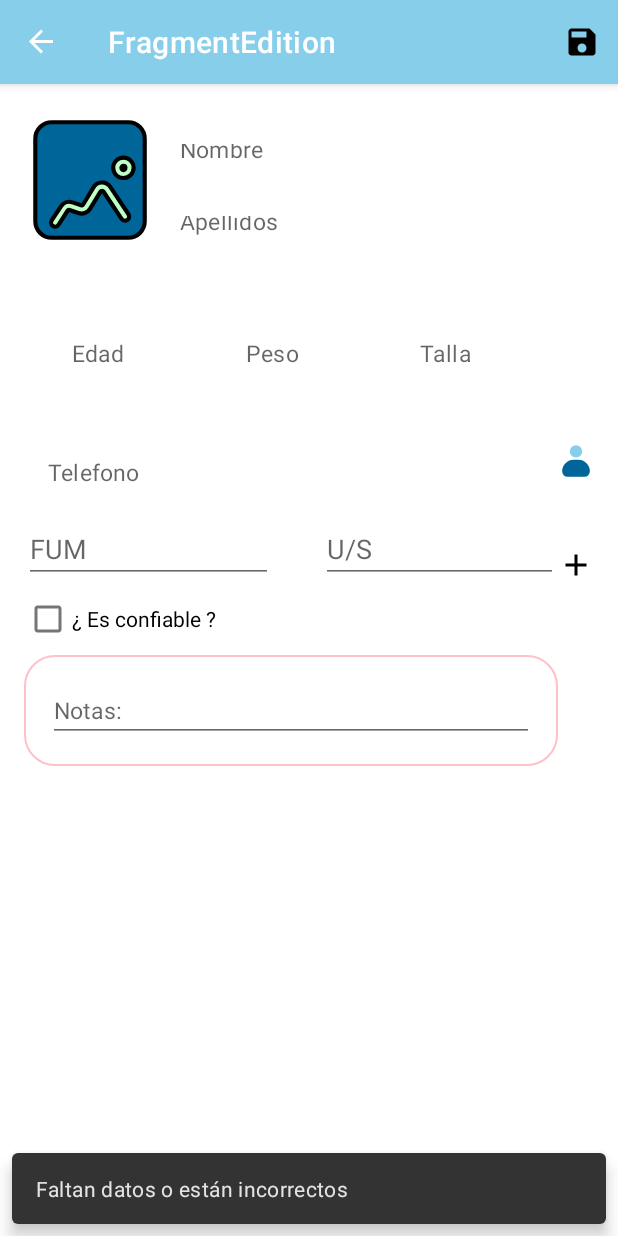
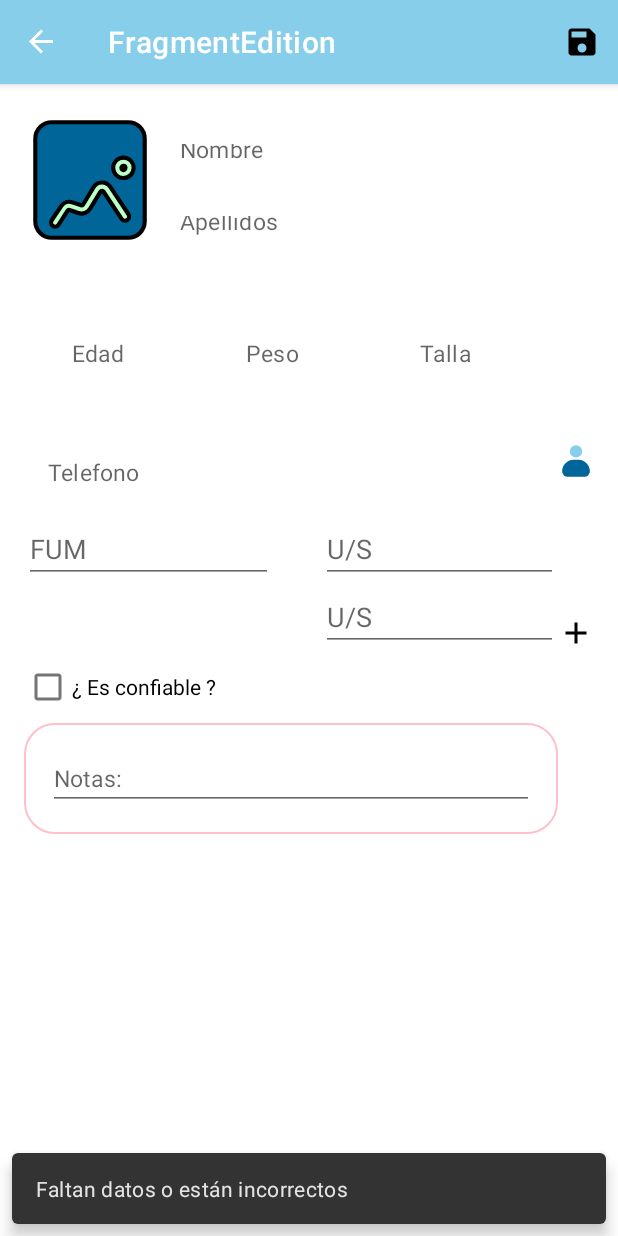
Before and after one commit to jander96/Gestantes-Control, an Android app: the FragmentEdition screen opened through its navigation route, after a tap on "Guardar", on a phone screen of 412 x 824 dp. Run offline under Robolectric (Android 15) with nearby library versions, the phone set to English and light mode, and no system bars; our stand-ins replace Dagger/Hilt's generated code, Room's generated code, navigation-ui; 3 other taps on this screen came first.

Commit message:
added usdatepickers layout and working

```diff
--- a/app/src/main/java/com/devj/gestantescontrol/presenter/ui/view/editionscreen/DialogTimePickerUS.kt
+++ b/app/src/main/java/com/devj/gestantescontrol/presenter/ui/view/editionscreen/DialogTimePickerUS.kt
@@ -14,7 +14,7 @@ import com.google.android.material.textfield.TextInputLayout
 
 
 class DialogDatePickerUS(
-    private val onTimeSelected: (year: Int, month: Int, day: Int, weeksOnUS: Int, dayOnUS: Int) -> Unit
+    private val onTimeSelected: (year: Int, month: Int, day: Int, weeksOnUS: Int, dayOnUS: Int,usTrimester: Int) -> Unit
 ) : DialogFragment() {
 
     override fun onCreateView(
@@ -22,6 +22,7 @@ class DialogDatePickerUS(
         container: ViewGroup?,
         savedInstanceState: Bundle?
     ): View? {
+        val usTrimester = arguments?.getInt(FragmentEdition.PICKER_KEY_ARGS)
         val view = inflater.inflate(R.layout.fragment_date_picker, container, false)
         view.findViewById<Button>(R.id.btn_aceptar).setOnClickListener {
             val etWeeks = view.findViewById<EditText>(R.id.et_weeks)
@@ -39,7 +40,7 @@ class DialogDatePickerUS(
                 val day = calendar.dayOfMonth
                 val weeksOnUS = etWeeks.text.toString().toInt()
                 val daysOnUS = etDays.text.toString().toInt()
-                onTimeSelected(year,month+1,day,weeksOnUS,daysOnUS)
+                onTimeSelected(year,month+1,day,weeksOnUS,daysOnUS,usTrimester!!)
                 dismiss()
             }
         }
--- a/app/src/main/java/com/devj/gestantescontrol/presenter/ui/view/editionscreen/FragmentEdition.kt
+++ b/app/src/main/java/com/devj/gestantescontrol/presenter/ui/view/editionscreen/FragmentEdition.kt
@@ -10,11 +10,13 @@ import android.os.Environment
 import android.provider.ContactsContract
 import android.provider.MediaStore
 import android.view.*
+import android.widget.EditText
 import androidx.activity.result.contract.ActivityResultContracts
 import androidx.activity.result.launch
 import androidx.core.content.FileProvider
 import androidx.core.view.MenuHost
 import androidx.core.view.MenuProvider
+import androidx.fragment.app.DialogFragment
 import androidx.fragment.app.Fragment
 import androidx.fragment.app.viewModels
 import androidx.lifecycle.Lifecycle
@@ -27,6 +29,8 @@ import com.devj.gestantescontrol.domain.intents.EditionIntent
 import com.devj.gestantescontrol.domain.model.EditionViewState
 import com.devj.gestantescontrol.domain.model.Formulary
 import com.devj.gestantescontrol.utils.ifEmptyReturnNull
+import com.devj.gestantescontrol.utils.setGoneView
+import com.devj.gestantescontrol.utils.setViewVisibility
 import com.google.android.material.snackbar.Snackbar
 import dagger.hilt.android.AndroidEntryPoint
 import kotlinx.coroutines.launch
@@ -37,6 +41,7 @@ class FragmentEdition : Fragment(R.layout.fragment_edicion), MenuProvider {
     companion object {
         const val US_PICKER_TAG = "DATE_PICKER_US"
         const val FUM_PICKER_TAG = "DATE_PICKER_FUM"
+        const val PICKER_KEY_ARGS = "us_trimester"
         const val FILE_PROVIDER_AUTHORITY = "com.devj.gestantescontrol.fileprovider"
         const val FLOAT_FORMAT = "^\\d\\.\\d{2}\$|^$"
     }
@@ -72,23 +77,59 @@ class FragmentEdition : Fragment(R.layout.fragment_edicion), MenuProvider {
                 contactPickerResults.launch()
             }
         }
+    private var touchCounter = 0
 
     override fun onViewCreated(view: View, savedInstanceState: Bundle?) {
         super.onViewCreated(view, savedInstanceState)
         _binding = FragmentEdicionBinding.bind(view)
         (requireActivity() as MenuHost).addMenuProvider(this, viewLifecycleOwner)
-        setupDatePickers()
+        if (args.pregnantUI != null) refillFieldsIntent()
+        observeState()
+
         datePickerFUM = DialogDatePickerFUM { year, month, day ->
             binding.btnFum?.setText(getString(R.string.date_picker_fum_text, day, month, year))
         }
-        datePickerUS = DialogDatePickerUS { year, month, day, weeksOnUS, daysOnUS ->
-            binding.btnUsg?.setText(getString(R.string.date_picker_us_text, day, month, year))
+        datePickerUS = DialogDatePickerUS { year, month, day, weeksOnUS, daysOnUS, usTrimester ->
+            if (usTrimester == 1) binding.btnUsg?.setText(
+                getString(
+                    R.string.date_picker_us_text,
+                    day,
+                    month,
+                    year
+                )
+            )
+            if (usTrimester == 2) binding.btnUsSecond?.setText(
+                getString(
+                    R.string.date_picker_us_text,
+                    day,
+                    month,
+                    year
+                )
+            )
+            if (usTrimester == 3) binding.btnUsThird?.setText(
+                getString(
+                    R.string.date_picker_us_text,
+                    day,
+                    month,
+                    year
+                )
+            )
             binding.tvWeeksUs?.text = getString(R.string.weeks, weeksOnUS)
             binding.tvDayUs?.text = getString(R.string.days, daysOnUS)
         }.apply { isCancelable = true }
+        setupDatePickers(binding.btnFum, datePickerFUM, FUM_PICKER_TAG)
+        setupDatePickers(binding.btnUsg, datePickerUS, US_PICKER_TAG, 1)
+        setupDatePickers(binding.btnUsSecond, datePickerUS, US_PICKER_TAG, 2)
+        setupDatePickers(binding.btnUsThird, datePickerUS, US_PICKER_TAG, 3)
 
-        if (args.pregnantUI != null) refillFieldsIntent()
-        observeState()
+        binding.ivAddUs?.setOnClickListener {
+            touchCounter++
+            if (touchCounter == 1) binding.btnUsSecond?.setGoneView(false)
+            if (touchCounter == 2) binding.btnUsThird?.setGoneView(false)
+            if (touchCounter == 3) binding.ivAddUs?.setViewVisibility(false)
+        }
+
+
 
         binding.foto.setOnClickListener {
             permissionLauncher.launch(
@@ -103,26 +144,31 @@ class FragmentEdition : Fragment(R.layout.fragment_edicion), MenuProvider {
     }
 
 
-    private fun setupDatePickers() {
-        binding.btnFum?.isFocusable = false
-        binding.btnFum?.setOnClickListener {
-            val fumPicker = requireActivity().supportFragmentManager.findFragmentByTag(FUM_PICKER_TAG)
-            if (fumPicker == null)
-                datePickerFUM.show(requireActivity().supportFragmentManager, FUM_PICKER_TAG)
+    private fun setupDatePickers(
+        editText: EditText?,
+        datePicker: DialogFragment,
+        pickerTag: String,
+        usTrimester: Int = 0
+    ) {
+        editText?.isFocusable = false
+        val args = Bundle().apply {
+            putInt(PICKER_KEY_ARGS, usTrimester)
         }
-        binding.btnUsg?.isFocusable = false
-        binding.btnUsg?.setOnClickListener {
-            val usPicker = requireActivity().supportFragmentManager.findFragmentByTag(US_PICKER_TAG)
-            if (usPicker == null)
-                datePickerUS.show(requireActivity().supportFragmentManager, US_PICKER_TAG)
+        editText?.setOnClickListener {
+            val picker = requireActivity().supportFragmentManager.findFragmentByTag(pickerTag)
+            if (picker == null) {
+                datePicker.arguments = args
+                datePicker.show(requireActivity().supportFragmentManager, pickerTag)
+            }
+
         }
+
     }
 
     private fun observeState() {
         viewLifecycleOwner.lifecycleScope.launch {
             repeatOnLifecycle(Lifecycle.State.STARTED) {
                 viewModel.viewState.collect { state ->
-
                     render(state)
                 }
             }
--- a/app/src/main/res/layout/fragment_edicion.xml
+++ b/app/src/main/res/layout/fragment_edicion.xml
@@ -153,15 +153,32 @@
                 android:layout_weight="1"
                 android:layout_marginEnd="16dp"
                 />
-
-            <EditText
-                android:id="@+id/btn_usg"
+            <LinearLayout
                 android:layout_width="wrap_content"
                 android:layout_height="wrap_content"
-                android:hint="U/S"
+                android:orientation="vertical"
                 android:layout_weight="1"
-                android:layout_marginStart="16dp"
-                />
+                android:layout_marginStart="16dp">
+                <EditText
+                    android:id="@+id/btn_usg"
+                    android:layout_width="match_parent"
+                    android:layout_height="wrap_content"
+                    android:hint="@string/u_s" />
+                <EditText
+                    android:id="@+id/btn_us_second"
+                    android:layout_width="match_parent"
+                    android:layout_height="wrap_content"
+                    android:hint="@string/u_s"
+                    android:visibility="gone"/>
+                <EditText
+                    android:id="@+id/btn_us_third"
+                    android:layout_width="match_parent"
+                    android:layout_height="wrap_content"
+                    android:hint="@string/u_s"
+                    android:visibility="gone"/>
+
+            </LinearLayout>
+
         </LinearLayout>
         <ImageView
             android:id="@+id/iv_add_us"
--- a/app/src/main/res/values-night/strings.xml
+++ b/app/src/main/res/values-night/strings.xml
@@ -11,4 +11,5 @@
     <string name="telefono">Telefono</string>
     <string name="wrong_or_incomplete_formulary">Faltan datos o están incorrectos</string>
     <string name="wrong_float_format">Debe indicar la estatura en metros</string>
+    <string name="u_s">U/S</string>
 </resources>
--- a/app/src/main/res/values/strings.xml
+++ b/app/src/main/res/values/strings.xml
@@ -38,4 +38,5 @@
     <string name="telefono">Telefono</string>
     <string name="wrong_or_incomplete_formulary">Faltan datos o están incorrectos</string>
     <string name="wrong_float_format">Debe indicar la estatura en metros</string>
+    <string name="u_s">U/S</string>
 </resources>
```
Also changed, not shown: app/src/main/java/com/devj/gestantescontrol/utils/ViewHelpers.kt (added, +18 -0 lines).
